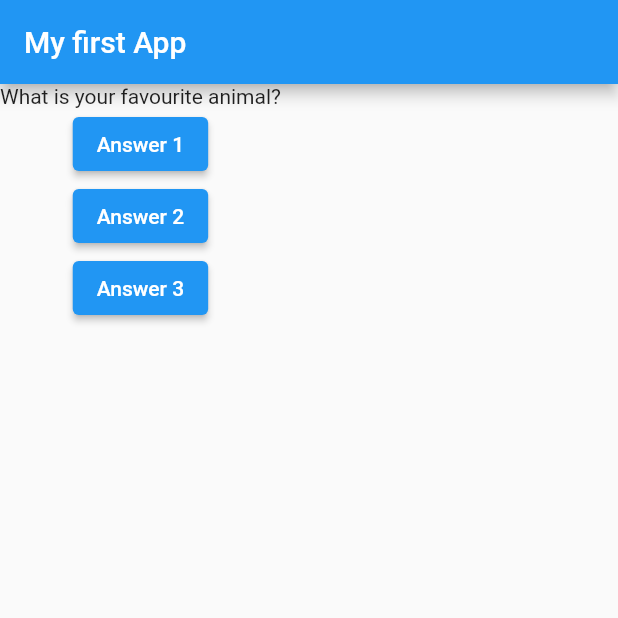
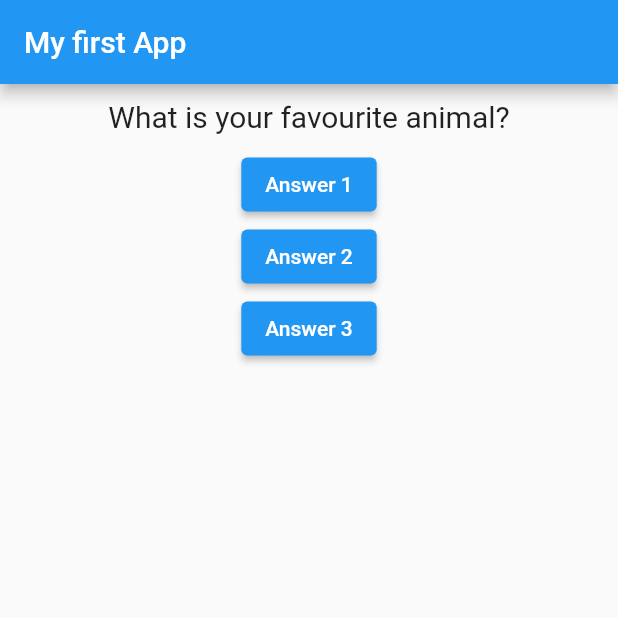
Before and after one commit to klemenramsak/flutter-my_app, a Flutter app: the screen it shows after launch, after a tap on "Answer 1", on a phone screen of 412 x 824 dp, the top half of it. Run offline on Flutter 3.47's test engine with Material 2 defaults, Android fonts, the phone set to English and light mode, and no system bars.

Commit message:
Styled Question Container

```diff
--- a/lib/main.dart
+++ b/lib/main.dart
@@ -2,11 +2,11 @@ import 'package:flutter/material.dart';
 
 import './question.dart';
 
-// void main() {
-//   runApp(MyApp());
-// }
+void main() {
+  runApp(MyApp());
+}
 
-void main() => runApp(MyApp());
+// void main() => runApp(MyApp());
 
 class MyApp extends StatefulWidget {
   MyApp({Key? key}) : super(key: key);
--- a/lib/question.dart
+++ b/lib/question.dart
@@ -7,6 +7,14 @@ class Question extends StatelessWidget {
 
   @override
   Widget build(BuildContext context) {
-    return Text(questionText);
+    return Container(
+      width: double.infinity,
+      margin: EdgeInsets.all(10),
+      child: Text(
+        questionText,
+        style: TextStyle(fontSize: 20),
+        textAlign: TextAlign.center,
+      )
+    );
   }
 }
```
